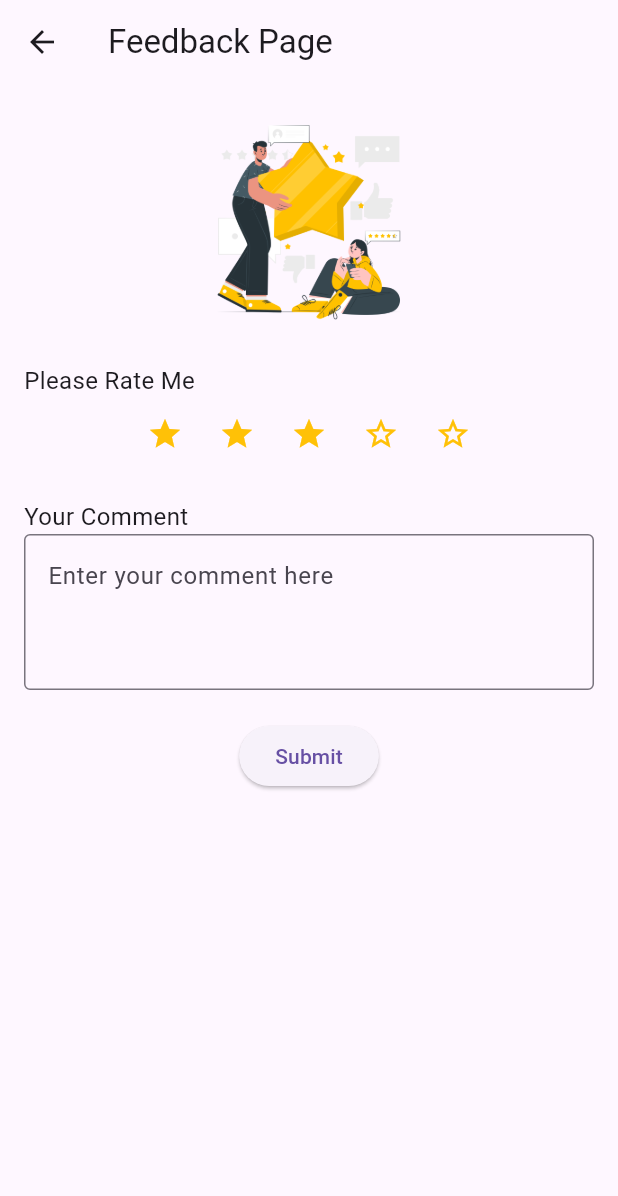
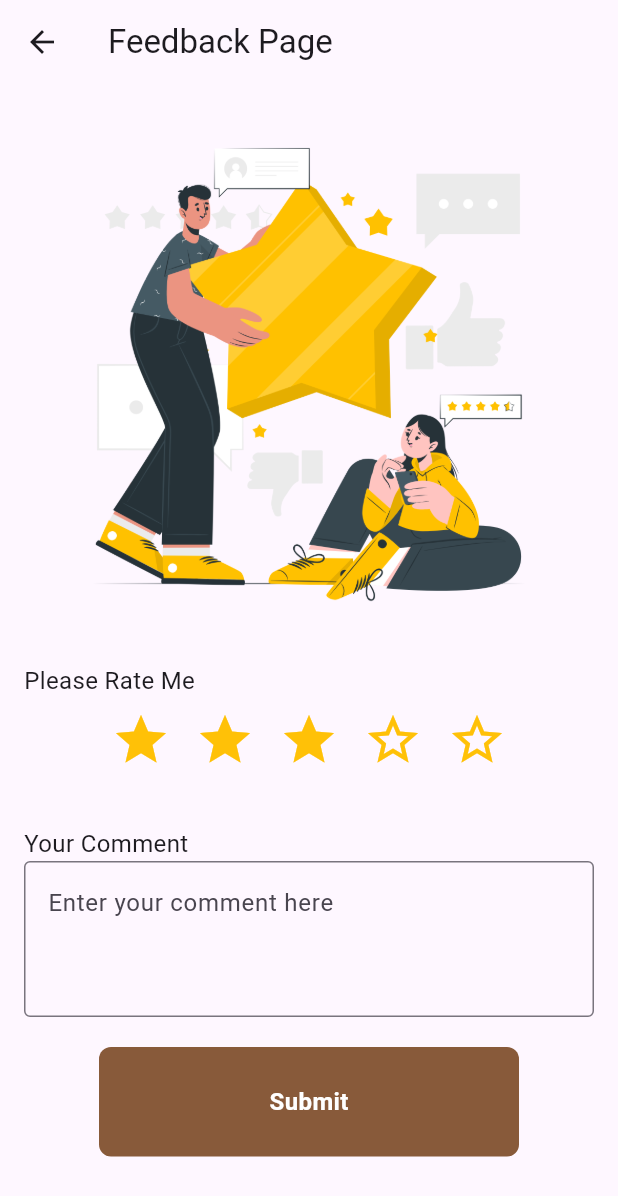
Before and after one commit to auniNajwa/buku_text_map, a Flutter app: the FeedbackPage screen opened directly, on a phone screen of 412 x 824 dp. Shown: the top 1196 px of the screen. Run offline on Flutter 3.47's test engine with Material 3 defaults, Android fonts, the light colour scheme and no system bars; our stand-ins replace cloud_firestore, firebase_auth, firebase_core, firebase_storage, fl_chart, flutter_rating_bar and 2 more; accounts and stored records are empty.

Commit message:
updated feedback ui
udah siap yaa pakk pakkk sekalian

```diff
--- a/BukuTextLy_users/bukutextly_users/lib/pages/feedback_page.dart
+++ b/BukuTextLy_users/bukutextly_users/lib/pages/feedback_page.dart
@@ -1,3 +1,4 @@
+import 'package:bukutextly_users/components/my_button.dart';
 import 'package:flutter/material.dart';
 
 void main() {
@@ -10,7 +11,8 @@ class MyApp extends StatelessWidget {
     return MaterialApp(
       title: 'Feedback Page',
       theme: ThemeData(
-        primarySwatch: Colors.blue,
+        primaryColor:const Color(0xFF885A3A)
+        //primarySwatch: Colors.blue,
       ),
       home: FeedbackPage(),
     );
@@ -58,8 +60,8 @@ class _FeedbackPageState extends State<FeedbackPage> {
                   Center(
                     child: Image.asset(
                       'assets/images/Feedback-cuate.png', // Replace with your image URL or asset
-                      width: 150,
-                      height: 150,
+                      width: 350,
+                      height: 350,
                     ),
                   ),
                   SizedBox(height: 20),
@@ -75,7 +77,7 @@ class _FeedbackPageState extends State<FeedbackPage> {
                       });
                     },
                   ),
-                  SizedBox(height: 20),
+                  SizedBox(height: 30),
                   Text(
                     'Your Comment',
                     style: TextStyle(fontSize: 16),
@@ -98,9 +100,9 @@ class _FeedbackPageState extends State<FeedbackPage> {
                   ),
                   SizedBox(height: 20),
                   Center(
-                    child: ElevatedButton(
-                      onPressed: _submitFeedback,
-                      child: Text('Submit'),
+                    child: MyButton(
+                      onTap: _submitFeedback,
+                      textInButton: "Submit",
                     ),
                   ),
                 ],
@@ -133,6 +135,7 @@ class StarRating extends StatelessWidget {
           icon: Icon(
             index < rating ? Icons.star : Icons.star_border,
             color: Colors.amber,
+            size: 40.0, // Set the size of the star icon
           ),
           onPressed: () {
             onRatingChanged(index + 1.0);
```
